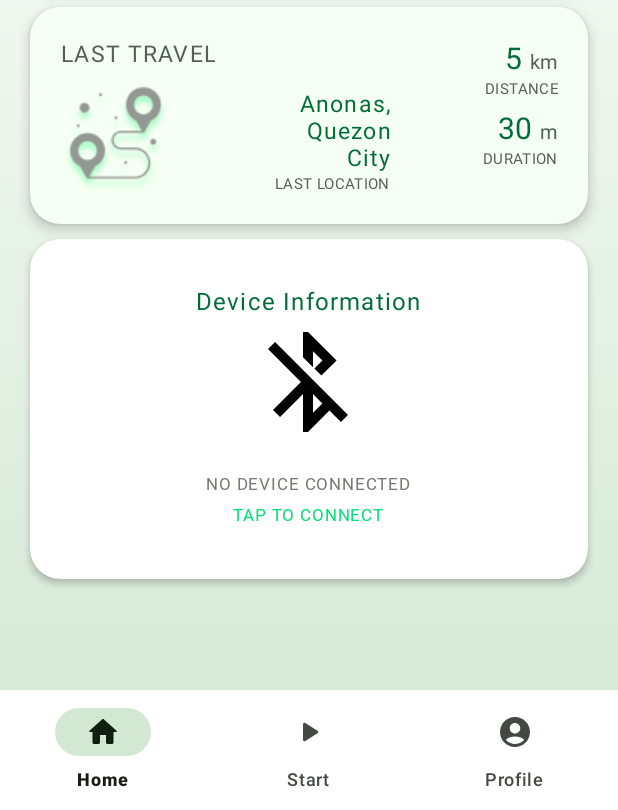
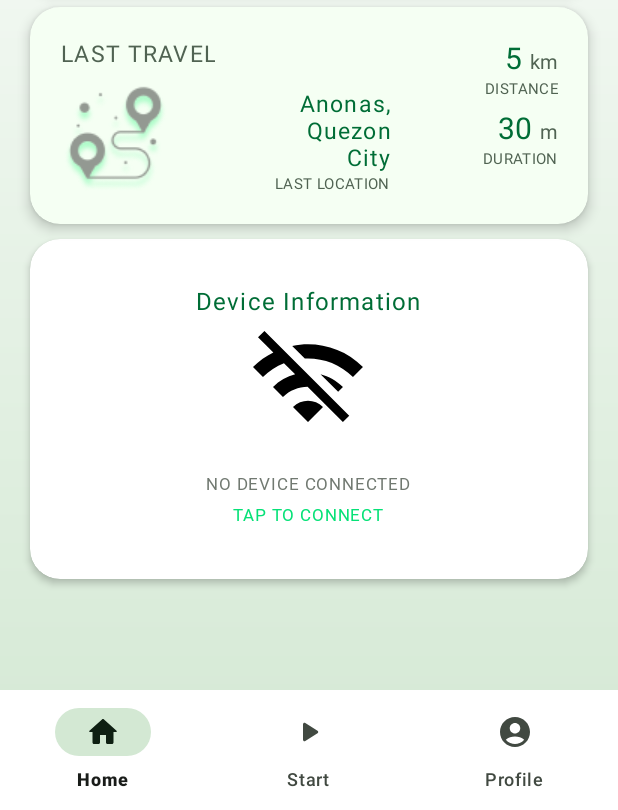
Before and after one commit to qinbguzman-tip/Sikligtas, an Android app: the HomeFragment screen opened directly, with no data from a screen before it, in the side drawer, after a tap on "Home", on a phone screen of 412 x 824 dp, the part 426-1236 px from its top. Run offline under Robolectric (Android 15) with nearby library versions, the phone set to English and light mode, and no system bars; our stand-ins replace Firebase (no records; nobody signed in at launch, a user with empty details on screens opened directly), Picasso, navigation-ui; pictures from the network do not load; 1 statement that could not run was skipped.

Commit message:
with wifi settings

```diff
--- a/app/src/main/AndroidManifest.xml
+++ b/app/src/main/AndroidManifest.xml
@@ -11,6 +11,9 @@
     <uses-permission android:name="android.permission.FOREGROUND_SERVICE" />
     <uses-permission android:name="android.permission.POST_NOTIFICATIONS" />
     <uses-permission android:name="android.permission.INTERNET" />
+    <uses-permission android:name="android.permission.ACCESS_WIFI_STATE" />
+    <uses-permission android:name="android.permission.CHANGE_WIFI_STATE" />
+
 
     <application
         android:name=".MyApplication"
--- a/app/src/main/java/com/example/sikligtas/ui/home/HomeFragment.kt
+++ b/app/src/main/java/com/example/sikligtas/ui/home/HomeFragment.kt
@@ -1,9 +1,11 @@
 package com.example.sikligtas.ui.home
 
 import android.Manifest
+import android.content.Intent
 import android.content.IntentSender
 import android.content.pm.PackageManager
 import android.os.Bundle
+import android.provider.Settings
 import android.view.LayoutInflater
 import android.view.View
 import android.view.ViewGroup
@@ -100,6 +102,12 @@ class HomeFragment : Fragment() {
         val displayNameTextView = view.findViewById<TextView>(R.id.userName)
         displayNameTextView.text = firstName
 
+        val wifiSettingsTextView = view.findViewById<TextView>(R.id.wifi_connect)
+        wifiSettingsTextView.setOnClickListener {
+            val intent = Intent(Settings.ACTION_WIFI_SETTINGS)
+            startActivity(intent)
+        }
+
     }
 
     private fun fetchWeatherData(latitude: Double, longitude: Double) = lifecycleScope.launch {
--- /dev/null
+++ b/app/src/main/res/drawable/ic_wifi_off.xml
@@ -0,0 +1,5 @@
+<vector android:height="24dp" android:tint="#000000"
+    android:viewportHeight="24" android:viewportWidth="24"
+    android:width="24dp" xmlns:android="http://schemas.android.com/apk/res/android">
+    <path android:fillColor="@android:color/white" android:pathData="M22.99,9C19.15,5.16 13.8,3.76 8.84,4.78l2.52,2.52c3.47,-0.17 6.99,1.05 9.63,3.7l2,-2zM18.99,13c-1.29,-1.29 -2.84,-2.13 -4.49,-2.56l3.53,3.53 0.96,-0.97zM2,3.05L5.07,6.1C3.6,6.82 2.22,7.78 1,9l1.99,2c1.24,-1.24 2.67,-2.16 4.2,-2.77l2.24,2.24C7.81,10.89 6.27,11.73 5,13v0.01L6.99,15c1.36,-1.36 3.14,-2.04 4.92,-2.06L18.98,20l1.27,-1.26L3.29,1.79 2,3.05zM9,17l3,3 3,-3c-1.65,-1.66 -4.34,-1.66 -6,0z"/>
+</vector>
--- /dev/null
+++ b/app/src/main/res/drawable/ic_wifi_on.xml
@@ -0,0 +1,5 @@
+<vector android:height="24dp" android:tint="#000000"
+    android:viewportHeight="24" android:viewportWidth="24"
+    android:width="24dp" xmlns:android="http://schemas.android.com/apk/res/android">
+    <path android:fillColor="@android:color/white" android:pathData="M1,9l2,2c4.97,-4.97 13.03,-4.97 18,0l2,-2C16.93,2.93 7.08,2.93 1,9zM9,17l3,3 3,-3c-1.65,-1.66 -4.34,-1.66 -6,0zM5,13l2,2c2.76,-2.76 7.24,-2.76 10,0l2,-2C15.14,9.14 8.87,9.14 5,13z"/>
+</vector>
--- a/app/src/main/res/layout/activity_sign_in.xml
+++ b/app/src/main/res/layout/activity_sign_in.xml
@@ -199,7 +199,7 @@
                 android:layout_height="wrap_content"
                 android:layout_gravity="center"
                 android:layout_marginTop="15dp"
-                android:layout_marginBottom="20dp"
+                android:layout_marginBottom="25dp"
                 android:text="@string/sign_up"
                 android:textColor="@color/gray"
                 app:layout_constraintBottom_toBottomOf="parent"
--- a/app/src/main/res/layout/fragment_home.xml
+++ b/app/src/main/res/layout/fragment_home.xml
@@ -418,15 +418,15 @@
                     android:padding="10dp">
 
                     <ImageView
-                        android:id="@+id/bt_icon"
+                        android:id="@+id/wifi_icon"
                         android:layout_width="80dp"
                         android:layout_height="80dp"
                         android:layout_gravity="center_vertical|center_horizontal"
                         android:layout_margin="20dp"
-                        app:srcCompat="@drawable/ic_bluetooth_off" />
+                        app:srcCompat="@drawable/ic_wifi_off" />
 
                     <TextView
-                        android:id="@+id/bt_status"
+                        android:id="@+id/wifi_status"
                         android:layout_width="wrap_content"
                         android:layout_height="wrap_content"
                         android:layout_gravity="center_vertical|center_horizontal"
@@ -438,7 +438,7 @@
                         android:textSize="11sp" />
 
                     <TextView
-                        android:id="@+id/bt_connect"
+                        android:id="@+id/wifi_connect"
                         android:layout_width="wrap_content"
                         android:layout_height="wrap_content"
                         android:layout_gravity="center_vertical|center_horizontal"
```
